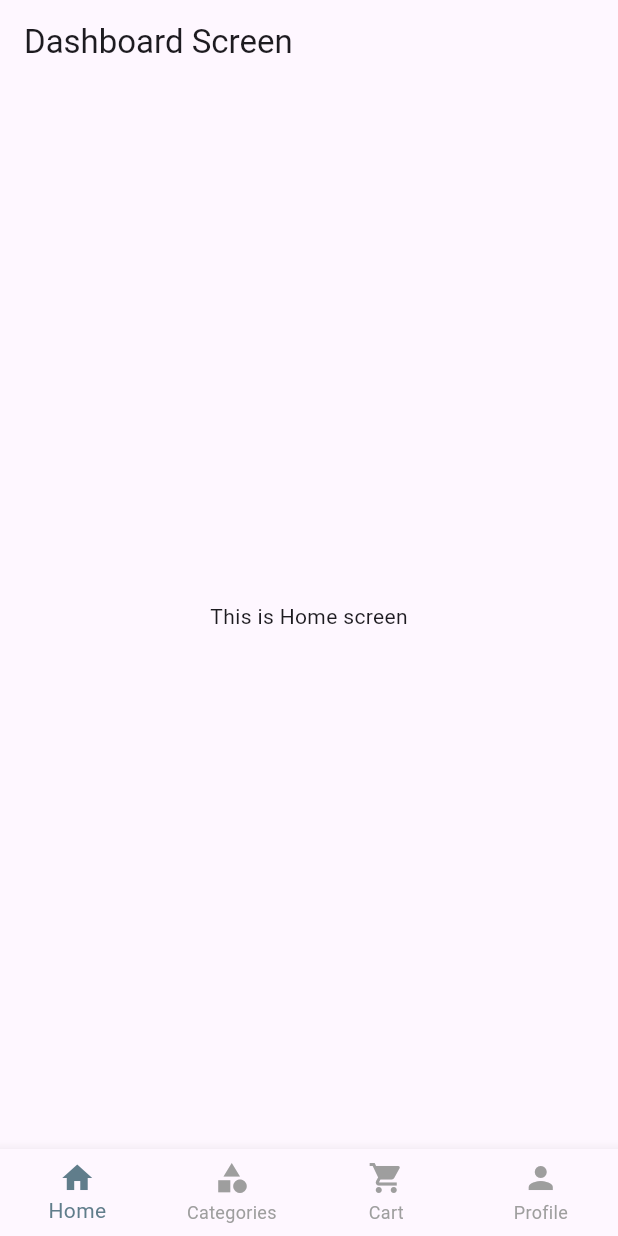
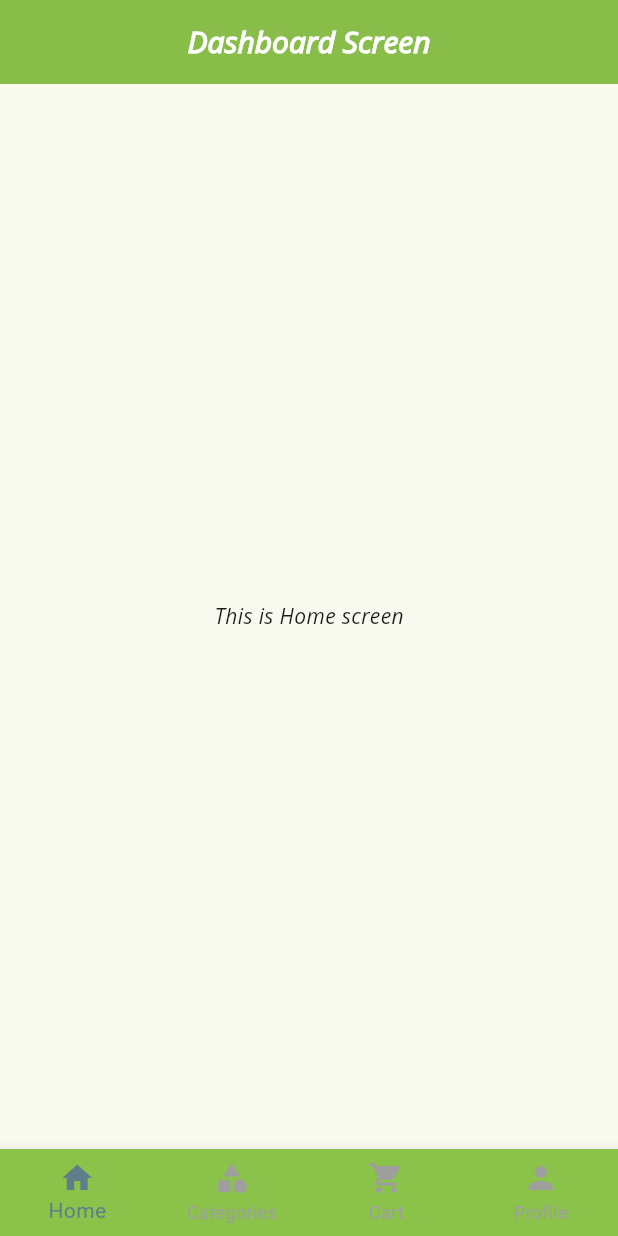
Before and after one commit to Sabyatakarki/mini_grocery_app, a Flutter app: the screen it shows after launch, on a phone screen of 412 x 824 dp. Run offline on Flutter 3.47's test engine with Material 3 defaults, Android fonts, the phone set to English and light mode, and no system bars; Roboto replaces fonts that are missing (OpenSans-Bold, OpenSans-Regular).

Commit message:
new commit

```diff
--- a/lib/app.dart
+++ b/lib/app.dart
@@ -1,13 +1,24 @@
 import 'package:flutter/material.dart';
 import 'package:mini_grocery/screens/dashboard_screen.dart';
+import 'package:mini_grocery/theme/appbar_theme.dart';
+import 'package:mini_grocery/theme/buttom_navigationbar_theme_data.dart';
+import 'package:mini_grocery/theme/inputdecoration_theme.dart';
+import 'package:mini_grocery/theme/theme_data.dart';
 
 class App extends StatelessWidget {
-const App({super.key});
+  const App({super.key});
 
   @override
   Widget build(BuildContext context) {
     return MaterialApp(
-      home:DashboardScreen(),
+      title: 'Mini Grocery',
+      debugShowCheckedModeBanner: false,
+      theme:getApplicationTheme().copyWith(
+        appBarTheme: getAppBarTheme(),
+        inputDecorationTheme: getinputdecorationtheme(),
+        bottomNavigationBarTheme: getBottomNavigationBarTheme(),
+      ),
+      home: const DashboardScreen(),
     );
   }
 }
--- a/lib/screens/buttom_screen/categories.dart
+++ /dev/null
@@ -1,17 +0,0 @@
-import 'package:flutter/material.dart';
-
-class ProfileScreen extends StatefulWidget {
-  const ProfileScreen({super.key});
-
-  @override
-  State<ProfileScreen> createState() => _ProfileScreenState();
-}
-
-class _ProfileScreenState extends State<ProfileScreen> {
-  @override
-  Widget build(BuildContext context) {
-    return const Center(
-      child: Text('This is Categories screen'),
-    );
-  }
-}
--- /dev/null
+++ b/lib/screens/buttom_screen/categories_screen.dart
@@ -0,0 +1,17 @@
+import 'package:flutter/material.dart';
+
+class CategoriesScreen extends StatefulWidget {
+  const CategoriesScreen({super.key});
+
+  @override
+  State<CategoriesScreen> createState() => _CategoriesScreenState();
+}
+
+class _CategoriesScreenState extends State<CategoriesScreen> {
+  @override
+  Widget build(BuildContext context) {
+    return const Center(
+      child: Text('This is Categories screen'),
+    );
+  }
+}
--- a/lib/screens/dashboard_screen.dart
+++ b/lib/screens/dashboard_screen.dart
@@ -1,5 +1,6 @@
 import 'package:flutter/material.dart';
 import 'package:mini_grocery/screens/buttom_screen/cart_screen.dart';
+import 'package:mini_grocery/screens/buttom_screen/categories_screen.dart';
 import 'package:mini_grocery/screens/buttom_screen/home_screen.dart';
 import 'package:mini_grocery/screens/buttom_screen/profile_screen.dart';
 
@@ -14,6 +15,7 @@ class _DashboardScreenState extends State<DashboardScreen> {
 
   final List<Widget> screens = const [
     HomeScreen(),
+    CategoriesScreen(),
     CartScreen(),
     ProfileScreen(),
   ];
--- /dev/null
+++ b/lib/theme/appbar_theme.dart
@@ -0,0 +1,18 @@
+import 'package:flutter/material.dart';
+
+AppBarTheme getAppBarTheme(){
+  return AppBarTheme(
+     backgroundColor: Colors.lightGreen,
+    elevation: 2,
+    centerTitle: true,
+    titleTextStyle: TextStyle(
+      fontSize: 20,
+      color: Colors.white,
+      fontWeight: FontWeight.bold,
+      fontFamily: 'OpenSansItalic',
+    ),
+    iconTheme: IconThemeData(
+      color: Colors.white,
+    ),
+  );
+}
--- /dev/null
+++ b/lib/theme/buttom_navigationbar_theme_data.dart
@@ -0,0 +1,17 @@
+import 'package:flutter/material.dart';
+
+BottomNavigationBarThemeData getBottomNavigationBarTheme() {
+  return BottomNavigationBarThemeData(
+    backgroundColor: Colors.lightGreen,
+    selectedItemColor: Colors.black12,
+    unselectedItemColor: Colors.white,
+    selectedLabelStyle: const TextStyle(
+      fontFamily: 'OpenSans-Bold',
+      fontSize: 14,
+    ),
+    unselectedLabelStyle: const TextStyle(
+      fontFamily: 'OpenSans-Regular',
+      fontSize: 12,
+    ),
+  );
+}
--- /dev/null
+++ b/lib/theme/inputdecoration_theme.dart
@@ -0,0 +1,21 @@
+import 'package:flutter/material.dart';
+
+InputDecorationTheme getinputdecorationtheme(){
+  return InputDecorationTheme(
+    filled: true,
+    fillColor: Colors.grey.shade200,
+    border: OutlineInputBorder(
+      borderRadius: BorderRadius.circular(10),
+      borderSide: const BorderSide(color: Colors.green),
+    ),
+    focusedBorder: OutlineInputBorder(
+      borderRadius: BorderRadius.circular(10),
+      borderSide: const BorderSide(color: Colors.green, width: 2),
+    ),
+    labelStyle: const TextStyle(
+      fontFamily: 'OpenSans-Regular',
+      fontSize: 14,
+      color: Colors.black87,
+    ),
+  );
+}
--- /dev/null
+++ b/lib/theme/theme_data.dart
@@ -0,0 +1,22 @@
+import 'package:flutter/material.dart';
+
+ThemeData getApplicationTheme() {
+  return ThemeData(
+    colorScheme: ColorScheme.fromSeed(seedColor: Colors.lightGreen),
+    useMaterial3: true,
+    fontFamily: 'OpenSansItalic',
+    elevatedButtonTheme: ElevatedButtonThemeData(
+      style: ElevatedButton.styleFrom(
+        textStyle: const TextStyle(
+          fontSize: 18,
+          color: Color.fromARGB(0, 212, 212, 219),
+          fontFamily: 'OpenSansBold',
+        ),
+        backgroundColor: Colors.lightGreen,
+        shape: RoundedRectangleBorder(
+          borderRadius: BorderRadius.circular(5),
+        ),
+      ),
+    ),
+  );
+}
```
Also changed, not shown: pubspec.yaml (+13 -4 lines), assets/fonts/OpenSans-Bold.ttf (added), assets/fonts/OpenSans-Italic.ttf (added), assets/fonts/OpenSans-Regular.ttf (added).
